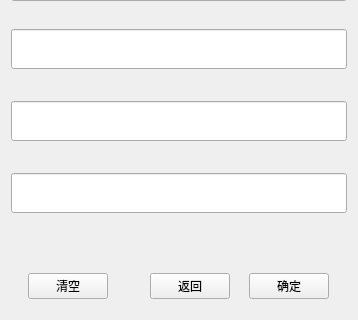
The window that expressmail.ui (sg-first/Express-System) describes before a commit, drawn with Qt 5; both pictures show x 0 to 358 and y 280 to 600 of the 358 by 600 pixel window.
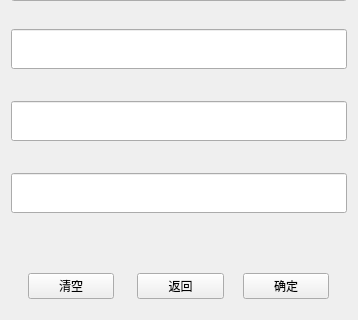
The same window after the commit.

Commit message: 改进界面

```diff
--- a/expressmail.ui
+++ b/expressmail.ui
@@ -304,7 +304,7 @@
       <widget class="QPushButton" name="clear">
        <property name="sizePolicy">
         <sizepolicy hsizetype="Preferred" vsizetype="Fixed">
-         <horstretch>0</horstretch>
+         <horstretch>1</horstretch>
          <verstretch>0</verstretch>
         </sizepolicy>
        </property>
@@ -330,7 +330,7 @@
       <widget class="QPushButton" name="pushButton_3">
        <property name="sizePolicy">
         <sizepolicy hsizetype="Preferred" vsizetype="Fixed">
-         <horstretch>0</horstretch>
+         <horstretch>1</horstretch>
          <verstretch>0</verstretch>
         </sizepolicy>
        </property>
@@ -359,7 +359,7 @@
       <widget class="QPushButton" name="confirm">
        <property name="sizePolicy">
         <sizepolicy hsizetype="Preferred" vsizetype="Fixed">
-         <horstretch>0</horstretch>
+         <horstretch>1</horstretch>
          <verstretch>0</verstretch>
         </sizepolicy>
        </property>
```
The commit also changes 5 other files.
